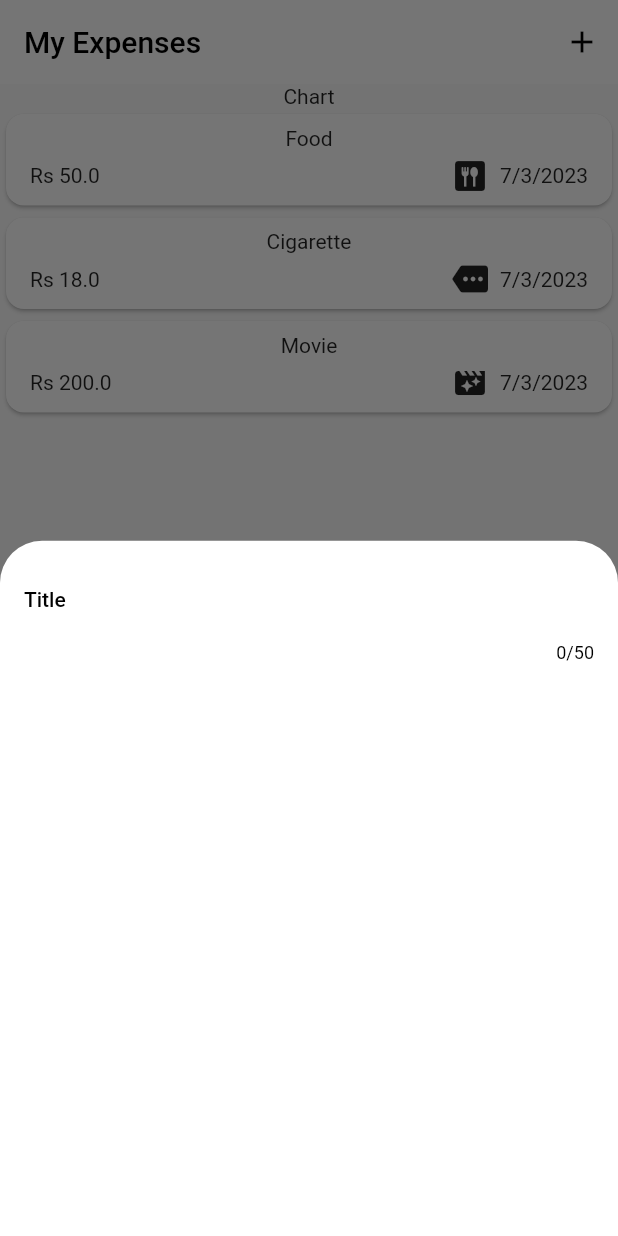
After one commit to Aditya-Y-Git/my_expenses, a Flutter app: the screen it shows after launch, after a tap on the "add" icon, on a phone screen of 412 x 824 dp. The commit adds this screen. Run offline on Flutter 3.47's test engine with Material 2 defaults, Android fonts, the phone set to English and light mode, and no system bars.

Commit message:
created modal bottom sheet, added one input field

```diff
--- a/lib/main.dart
+++ b/lib/main.dart
@@ -2,7 +2,8 @@ import 'package:flutter/material.dart';
 import 'package:my_expenses/widgets/expenses.dart';
 
 void main() {
-  runApp(const MaterialApp(
-    home: Expenses(),
+  runApp(MaterialApp(
+    theme: ThemeData().copyWith(useMaterial3: true),
+    home: const Expenses(),
   ));
 }
--- a/lib/widgets/expenses.dart
+++ b/lib/widgets/expenses.dart
@@ -1,6 +1,7 @@
 import 'package:flutter/material.dart';
 import 'package:my_expenses/models/expense.dart';
 import 'package:my_expenses/widgets/expenses_list.dart';
+import 'package:my_expenses/widgets/new_expense.dart';
 
 class Expenses extends StatefulWidget {
   const Expenses({super.key});
@@ -33,9 +34,27 @@ class _ExpensesState extends State<Expenses> {
     ),
   ];
 
+  // when the + sign in app is placed a overlay will be opened to enter the expense item details
+  void _openAddExpenseOverlay() {
+    showModalBottomSheet(
+        context: context,
+        builder: (ctx) {
+          return const NewExpense();
+        });
+  }
+
   @override
   Widget build(BuildContext context) {
     return Scaffold(
+      appBar: AppBar(
+        title: const Text('My Expenses'),
+        actions: [
+          IconButton(
+            onPressed: _openAddExpenseOverlay,
+            icon: const Icon(Icons.add),
+          ),
+        ],
+      ),
       body: Column(
         children: [
           const Text('Chart'),
--- /dev/null
+++ b/lib/widgets/new_expense.dart
@@ -0,0 +1,27 @@
+import 'package:flutter/material.dart';
+
+class NewExpense extends StatefulWidget {
+  const NewExpense({super.key});
+
+  @override
+  State<NewExpense> createState() => _NewExpenseState();
+}
+
+class _NewExpenseState extends State<NewExpense> {
+  @override
+  Widget build(BuildContext context) {
+    return const Padding(
+      padding: EdgeInsets.all(16.0),
+      child: Column(
+        children: [
+          TextField(
+            maxLength: 50,
+            decoration: InputDecoration(
+              label: Text('Title'),
+            ),
+          ),
+        ],
+      ),
+    );
+  }
+}
```
